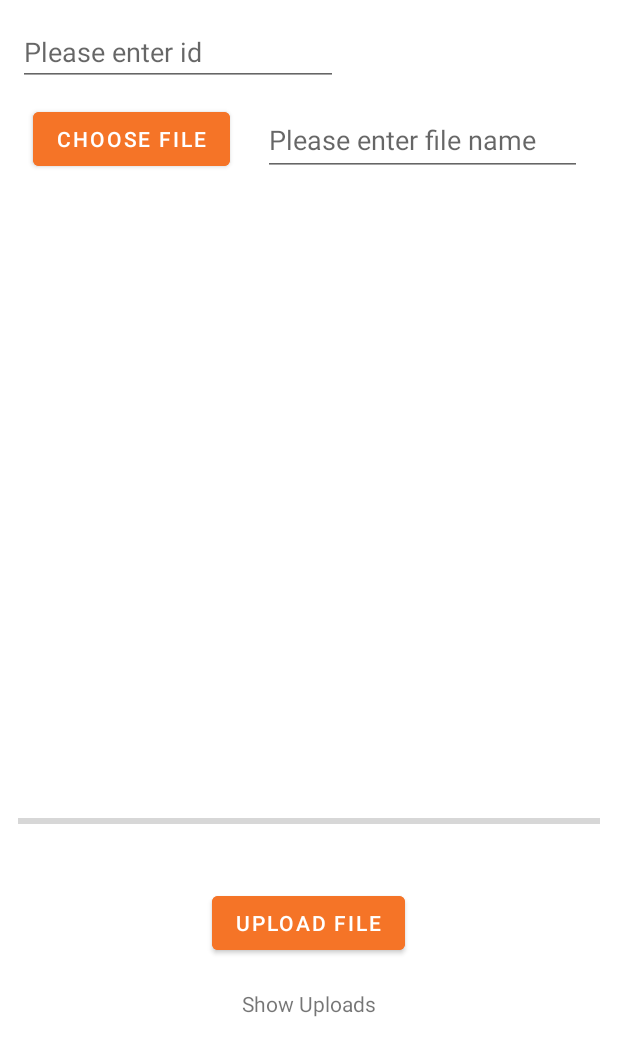
After one commit to KarinOchayon070/TheCookBook, an Android app: the UserPersonalRecipes screen opened through its navigation route, on a phone screen of 412 x 824 dp. The commit adds this screen. Shown: the top 1056 px of the screen. Run offline under Robolectric (Android 15) with nearby library versions, the phone set to English and light mode, and no system bars; our stand-ins replace Firebase (no records; nobody signed in at launch, a user with empty details on screens opened directly), Picasso; pictures from the network do not load.

Commit message:
Creating a user fragment where the user will upload images

```diff
--- a/app/build.gradle
+++ b/app/build.gradle
@@ -36,13 +36,15 @@ dependencies {
     implementation 'androidx.constraintlayout:constraintlayout:2.1.4'
     implementation 'androidx.navigation:navigation-fragment:2.5.3'
     implementation 'androidx.navigation:navigation-ui:2.5.3'
-    implementation 'com.google.firebase:firebase-auth:21.1.0'
+
     implementation 'com.google.firebase:firebase-firestore:24.4.1'
     testImplementation 'junit:junit:4.13.2'
     androidTestImplementation 'androidx.test.ext:junit:1.1.4'
     androidTestImplementation 'androidx.test.espresso:espresso-core:3.5.0'
-    implementation 'com.google.firebase:firebase-database:20.1.0'
     implementation 'com.squareup.retrofit2:retrofit:2.9.0'
     implementation 'com.squareup.retrofit2:converter-gson:2.9.0'
     implementation 'com.squareup.picasso:picasso:2.8'
+    implementation 'com.google.firebase:firebase-database:20.1.0'
+    implementation 'com.google.firebase:firebase-storage:20.1.0'
+    implementation 'com.google.firebase:firebase-auth:21.1.0'
 }
--- a/app/src/main/java/com/example/finalprojectandroidapp/fragments/LoginFragment.java
+++ b/app/src/main/java/com/example/finalprojectandroidapp/fragments/LoginFragment.java
@@ -71,7 +71,7 @@ public class LoginFragment extends Fragment {
                                                                 }
                                                                 //If the user is regular user - go to user fragment
                                                                 else {
-                                                                    Navigation.findNavController(view).navigate(R.id.action_loginFragment_to_userFragment);
+                                                                    Navigation.findNavController(view).navigate(R.id.action_loginFragment_to_userPersonalRecipes);
                                                                 }
                                                             }
                                                             else{
--- /dev/null
+++ b/app/src/main/java/com/example/finalprojectandroidapp/fragments/UserPersonalRecipes.java
@@ -0,0 +1,204 @@
+package com.example.finalprojectandroidapp.fragments;
+
+import static android.app.Activity.RESULT_OK;
+
+import android.content.ContentResolver;
+import android.content.Intent;
+import android.net.Uri;
+import android.os.Bundle;
+import androidx.annotation.NonNull;
+import androidx.annotation.Nullable;
+import androidx.fragment.app.Fragment;
+import android.os.Handler;
+import android.util.Log;
+import android.view.LayoutInflater;
+import android.view.View;
+import android.view.ViewGroup;
+import android.webkit.MimeTypeMap;
+import android.widget.Button;
+import android.widget.EditText;
+import android.widget.ImageView;
+import android.widget.ProgressBar;
+import android.widget.TextView;
+import android.widget.Toast;
+import com.example.finalprojectandroidapp.R;
+import com.example.finalprojectandroidapp.UploadRecipeImage;
+import com.google.android.gms.tasks.OnFailureListener;
+import com.google.android.gms.tasks.OnSuccessListener;
+import com.google.firebase.auth.FirebaseAuth;
+import com.google.firebase.auth.FirebaseUser;
+import com.google.firebase.database.DatabaseReference;
+import com.google.firebase.database.FirebaseDatabase;
+import com.google.firebase.database.core.Tag;
+import com.google.firebase.storage.FirebaseStorage;
+import com.google.firebase.storage.OnProgressListener;
+import com.google.firebase.storage.StorageReference;
+import com.google.firebase.storage.StorageTask;
+import com.google.firebase.storage.UploadTask;
+import com.squareup.picasso.Picasso;
+
+import java.util.Locale;
+
+
+public class UserPersonalRecipes<uid> extends Fragment {
+
+    //I will use this later to identify the image request
+    private static final int PICK_IMAGE_REQUEST = 1;
+
+    //Initial the var from the layout
+    EditText editTextFileName, editTextUserId;
+    Button chooseImage, uploadImage;
+    TextView textViewShowUpload;
+    ImageView imageRecipe;
+    ProgressBar progressBar;
+
+    //This is the uri which will point to the image so I can show it in the imageView and upload it to firebase
+    Uri imageUri;
+
+    //Initial the reference to database
+    private StorageReference mStorageRef;    //This one is for the storage database
+    private DatabaseReference mDatabaseRef;  //This one is for the real time database
+
+
+
+
+    private StorageTask mUploadTask;
+
+
+    @Override
+    public View onCreateView(LayoutInflater inflater, ViewGroup container, Bundle savedInstanceState) {
+
+        //The current view is the fragment where the user upload recipes images.
+        View view = inflater.inflate(R.layout.fragment_user_personal_recipes, container, false);
+
+        //Identify the relevant elements by id
+        editTextUserId = view.findViewById(R.id.editTextUserId);
+        editTextFileName = view.findViewById(R.id.editTextFileName);
+        chooseImage = view.findViewById(R.id.chooseImage);
+        uploadImage = view.findViewById(R.id.uploadImage);
+        textViewShowUpload = view.findViewById(R.id.textViewShowUpload);
+        imageRecipe = view.findViewById(R.id.imageRecipe);
+        progressBar = view.findViewById(R.id.progressBar);
+
+        //Create object of DatabaseReference class to access firebase's database
+        //The name of the collections will be "Recipes Images"
+        mStorageRef = FirebaseStorage.getInstance().getReference("Recipes Images");
+        mDatabaseRef = FirebaseDatabase.getInstance().getReference("Recipes Images");
+
+//        String id = editTextUserId.getText().toString();
+
+        //When the user will press the "choose image"...
+        chooseImage.setOnClickListener(new View.OnClickListener() {
+            @Override
+            public void onClick(View view) {
+                openImageChooser();
+            }
+        });
+
+        //When the user will press the "upload image"
+        uploadImage.setOnClickListener(new View.OnClickListener() {
+            @Override
+            public void onClick(View view) {
+                //When the user picked an images (there for the mUploadTask is not null) and the image upload progress is still on
+                //I will let the user know that the upload is still in progress
+                if (mUploadTask != null && mUploadTask.isInProgress()) {
+                    Toast.makeText(view.getContext(), "Upload In Progress", Toast.LENGTH_SHORT).show();
+                }
+                else{
+                    //If the user did pick an image - I want to upload it
+                    if (imageUri != null) {
+                        //I had to create a unique name for each of the images (otherwise it will override)
+                        //The unique name of the image is the time in milliseconds (because it changing so fast so it's unique
+                        //It will look like this - Recipes Images/5989555959.png
+                        StorageReference fileReference = mStorageRef.child(System.currentTimeMillis() + "." + getFileExtension(imageUri));
+                        //Here I passed the image I want to add to the database
+                        mUploadTask = fileReference.putFile(imageUri).addOnSuccessListener(new OnSuccessListener<UploadTask.TaskSnapshot>() {
+                                    //When the image is upload successfuly
+                                    @Override
+                                    public void onSuccess(UploadTask.TaskSnapshot taskSnapshot) {
+                                        //When the image is uploaded I want to set the progressbar
+                                        //Here I made a short delay that the user could actually see the progressbar
+                                        Handler handler = new Handler();
+                                        handler.postDelayed(new Runnable() {
+                                            @Override
+                                            public void run() {
+                                                progressBar.setProgress(0);
+                                                imageRecipe.setImageResource(R.drawable.whitebackground);
+                                            }
+                                        }, 500);
+                                        //When the image is upload successfuly I want to let the user know
+                                        Toast.makeText(view.getContext(), "Upload Successful", Toast.LENGTH_LONG).show();
+                                        //Create instance of the "UploadRecipeImage" class and pass it the name (that the user entered and the image url)
+                                        UploadRecipeImage uploadRecipeImage = new UploadRecipeImage(editTextUserId.getText().toString(), editTextFileName.getText().toString().trim(), taskSnapshot.getMetadata().getReference().getDownloadUrl().toString());
+                                        //Create a new entry to the database with an unique id
+                                        String uploadId = mDatabaseRef.push().getKey();
+                                        mDatabaseRef.child(uploadId).setValue(uploadRecipeImage);
+
+
+                                        DatabaseReference databaseReference = FirebaseDatabase.getInstance().getReferenceFromUrl("https://thecookbook-fcc12-default-rtdb.firebaseio.com/");
+                                        databaseReference.child("Users").child(editTextUserId.getText().toString()).child(uploadId).setValue(uploadRecipeImage);
+//                                        databaseReference.child("Users").child(id).child("isUser").setValue("1");
+//
+                                        //String uid = user.child("Users").child("207797005").push(uploadRecipeImage);
+                                    }
+                                //When the image is not upload successfuly
+                                }).addOnFailureListener(new OnFailureListener() {
+                                    @Override
+                                    public void onFailure(@NonNull Exception e) {
+                                        //When the image didn't uploaded to the database from some reason - I want the user will know
+                                        Toast.makeText(view.getContext(), e.getMessage(), Toast.LENGTH_SHORT).show();
+                                    }
+                                //When the image is still on progress
+                                }).addOnProgressListener(new OnProgressListener<UploadTask.TaskSnapshot>() {
+                                    @Override
+                                    public void onProgress(UploadTask.TaskSnapshot taskSnapshot) {
+                                        //This is gives me the progress - because we get the transfer bytes of the image divide by the total bytes
+                                        double progress = (100.0 * taskSnapshot.getBytesTransferred()/taskSnapshot.getTotalByteCount());
+                                        //Than I passed it to the progressbar element so that the user can actually see the progress
+                                        progressBar.setProgress((int) progress);
+                                    }
+                                });
+                    } else {
+                        //This is the case where the user didn't pick an image
+                        Toast.makeText(view.getContext(), "No Image Selected", Toast.LENGTH_SHORT).show();
+                    }
+                }
+            }
+        });
+
+        //When the user will press the "show upload"...
+        textViewShowUpload.setOnClickListener(new View.OnClickListener() {
+            @Override
+            public void onClick(View view) {
+
+            }
+        });
+        return view;
+    }
+
+    //This function (from the internet) return the extension of the image the user picked
+    //For example - for a jepg image, the function will return jpg
+    private String getFileExtension(Uri uri) {
+        ContentResolver cR = getContext().getContentResolver();
+        MimeTypeMap mime = MimeTypeMap.getSingleton();
+        return mime.getExtensionFromMimeType(cR.getType(uri));
+    }
+
+    //This function will be called when the user press on the button "choose image"
+    private void openImageChooser(){
+        Intent intent = new Intent();
+        intent.setType("image/*");
+        intent.setAction(Intent.ACTION_GET_CONTENT);
+        startActivityForResult(intent, PICK_IMAGE_REQUEST);
+    }
+
+    //This method will be called when the user picked an image
+    @Override
+    public void onActivityResult(int requestCode, int resultCode, Intent data) {
+        super.onActivityResult(requestCode, resultCode, data);
+        if(requestCode == PICK_IMAGE_REQUEST && resultCode == RESULT_OK && data != null && data.getData() != null){
+            imageUri = data.getData();
+            imageRecipe.setImageURI(imageUri);
+        }
+    }
+}
--- /dev/null
+++ b/app/src/main/res/drawable/whitebackground.xml
@@ -0,0 +1,11 @@
+<?xml version="1.0" encoding="utf-8"?>
+<shape xmlns:android="http://schemas.android.com/apk/res/android"
+
+    android:shape="rectangle">
+    <solid android:color="#F57427"/>
+    <corners android:topLeftRadius="40dp"
+        android:topRightRadius="40dp"
+        android:bottomLeftRadius="40dp"
+        android:bottomRightRadius="40dp"/>
+
+</shape>
--- /dev/null
+++ b/app/src/main/res/layout/fragment_user_personal_recipes.xml
@@ -0,0 +1,100 @@
+<?xml version="1.0" encoding="utf-8"?>
+<FrameLayout xmlns:android="http://schemas.android.com/apk/res/android"
+    xmlns:app="http://schemas.android.com/apk/res-auto"
+    xmlns:tools="http://schemas.android.com/tools"
+    android:layout_width="match_parent"
+    android:layout_height="match_parent"
+    android:layout_margin="12dp"
+    tools:context=".fragments.UserPersonalRecipes">
+
+    <LinearLayout
+        android:layout_width="match_parent"
+        android:layout_height="match_parent"
+        android:orientation="vertical"
+        tools:context=".activities.HomeActivity">
+
+        <LinearLayout
+            android:layout_width="wrap_content"
+            android:layout_height="wrap_content"
+            android:orientation="horizontal">
+
+            <EditText
+                android:id="@+id/editTextUserId"
+                android:layout_width="wrap_content"
+                android:layout_height="wrap_content"
+                android:layout_weight="1"
+                android:ems="10"
+                android:hint="Please enter id"
+                android:inputType="numberDecimal" />
+        </LinearLayout>
+
+        <LinearLayout
+            android:layout_width="wrap_content"
+            android:layout_height="wrap_content"
+            android:orientation="horizontal">
+
+            <Button
+                android:id="@+id/chooseImage"
+                android:layout_width="wrap_content"
+                android:layout_height="wrap_content"
+                android:layout_margin="10dp"
+                android:backgroundTint="#F57427"
+                android:text="Choose File" />
+
+            <EditText
+                android:id="@+id/editTextFileName"
+                android:layout_width="239dp"
+                android:layout_height="wrap_content"
+                android:layout_gravity="top"
+                android:layout_margin="12dp"
+                android:layout_weight="1"
+                android:ems="10"
+                android:hint="Please enter file name"
+                android:inputType="textPersonName"
+                android:minHeight="48dp" />
+
+        </LinearLayout>
+
+        <LinearLayout
+            android:layout_width="match_parent"
+            android:layout_height="match_parent"
+            android:orientation="vertical">
+
+            <ImageView
+                android:id="@+id/imageRecipe"
+                android:layout_width="match_parent"
+                android:layout_height="390dp"
+                android:layout_margin="10dp" />
+
+            <ProgressBar
+                android:id="@+id/progressBar"
+                style="@style/Widget.AppCompat.ProgressBar.Horizontal"
+                android:layout_width="match_parent"
+                android:layout_height="wrap_content"
+                android:layout_above="@+id/button_upload"
+                android:layout_alignParentStart="true"
+                android:layout_marginBottom="16dp" />
+
+            <Button
+                android:id="@+id/uploadImage"
+                android:layout_width="wrap_content"
+                android:layout_height="wrap_content"
+                android:layout_gravity="center"
+                android:layout_marginStart="20dp"
+                android:layout_marginTop="20dp"
+                android:layout_marginEnd="20dp"
+                android:layout_marginBottom="20dp"
+                android:backgroundTint="#F57427"
+                android:text="Upload File" />
+
+            <TextView
+                android:id="@+id/textViewShowUpload"
+                android:layout_width="wrap_content"
+                android:layout_height="wrap_content"
+                android:layout_gravity="center"
+                android:text="Show Uploads" />
+        </LinearLayout>
+
+    </LinearLayout>
+
+</FrameLayout>
--- a/app/src/main/res/navigation/nav_graph.xml
+++ b/app/src/main/res/navigation/nav_graph.xml
@@ -19,6 +19,9 @@
         <action
             android:id="@+id/action_loginFragment_to_userFragment"
             app:destination="@id/userFragment" />
+        <action
+            android:id="@+id/action_loginFragment_to_userPersonalRecipes"
+            app:destination="@id/userPersonalRecipes" />
     </fragment>
     <fragment
         android:id="@+id/registerFragment"
@@ -42,4 +45,9 @@
         android:name="com.example.finalprojectandroidapp.fragments.UserFragment"
         android:label="fragment_user"
         tools:layout="@layout/fragment_user" />
+    <fragment
+        android:id="@+id/userPersonalRecipes"
+        android:name="com.example.finalprojectandroidapp.fragments.UserPersonalRecipes"
+        android:label="fragment_user_personal_recipes"
+        tools:layout="@layout/fragment_user_personal_recipes" />
 </navigation>
```
Also changed, not shown: app/src/main/java/com/example/finalprojectandroidapp/UploadRecipeImage.java (added, +47 -0 lines).
